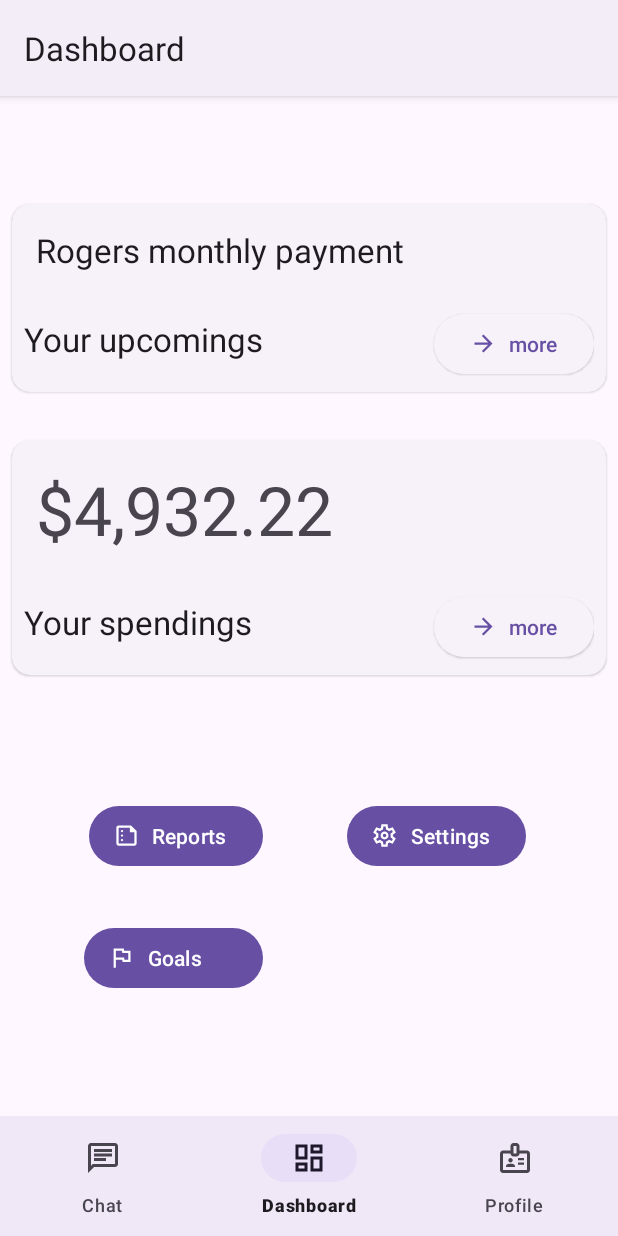
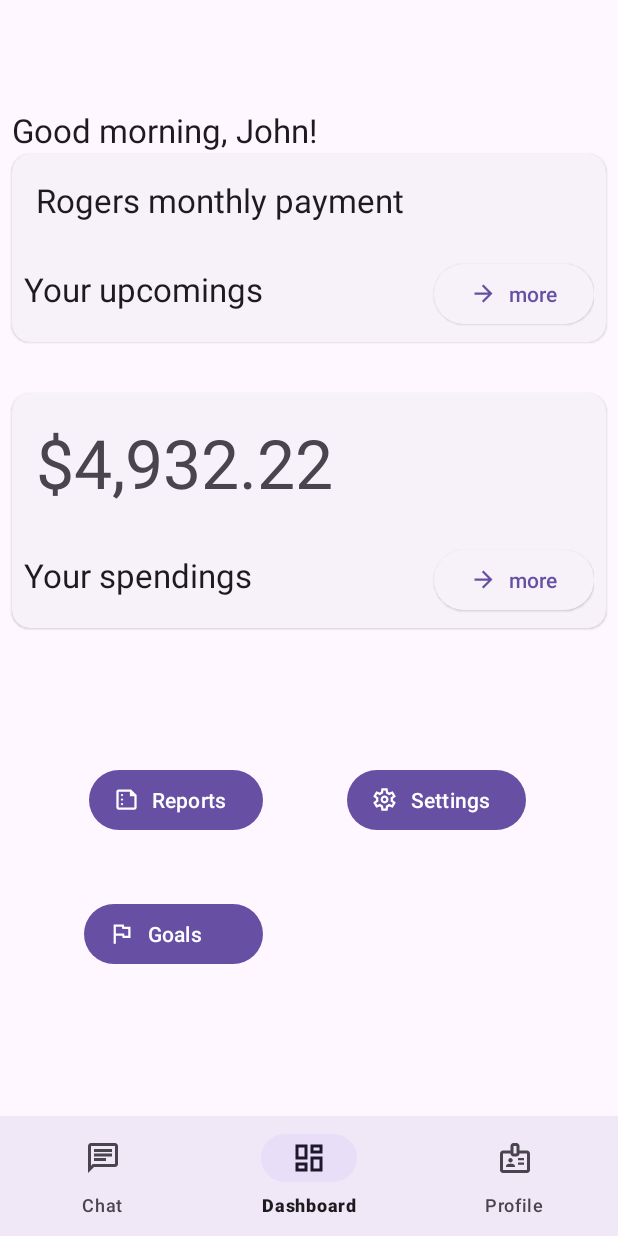
Before and after one commit to CPEN321-Group/accountability-core, an Android app: the HomeScreenActivity screen opened directly, with no data from a screen before it, on a phone screen of 412 x 824 dp. Run offline under Robolectric (Android 15) with nearby library versions, the phone set to English and light mode, and no system bars; our stand-ins replace navigation-ui.

Commit message:
frontend/UI: Remove action bar.

```diff
--- a/android/app/src/main/java/com/cpen321group/accountability/HomeScreenActivity.java
+++ b/android/app/src/main/java/com/cpen321group/accountability/HomeScreenActivity.java
@@ -34,7 +34,8 @@ public class HomeScreenActivity extends AppCompatActivity {
                 R.id.navigation_chat, R.id.navigation_dashboard, R.id.navigation_profile)
                 .build();
         NavController navController = Navigation.findNavController(this, R.id.nav_host_fragment_activity_home_screen);
-        NavigationUI.setupActionBarWithNavController(this, navController, appBarConfiguration);
+        // Uncomment it if action bar is required.
+//        NavigationUI.setupActionBarWithNavController(this, navController, appBarConfiguration);
         NavigationUI.setupWithNavController(binding.navView, navController);
 
         if (MainActivity.is_darkMode) {
--- a/android/app/src/main/res/layout/activity_home_screen.xml
+++ b/android/app/src/main/res/layout/activity_home_screen.xml
@@ -5,7 +5,8 @@
     android:id="@+id/container"
     android:layout_width="match_parent"
     android:layout_height="match_parent"
-    android:paddingTop="?attr/actionBarSize">
+    android:paddingTop="?attr/actionBarSize"
+    >
 
     <com.google.android.material.bottomnavigation.BottomNavigationView
         android:id="@+id/nav_view"
@@ -30,7 +31,7 @@
         app:layout_constraintLeft_toLeftOf="parent"
         app:layout_constraintRight_toRightOf="parent"
         app:layout_constraintTop_toTopOf="parent"
-        app:layout_constraintVertical_bias="1.0"
+        app:layout_constraintVertical_bias="0.0"
         app:navGraph="@navigation/mobile_navigation" />
 
 </androidx.constraintlayout.widget.ConstraintLayout>
--- a/android/app/src/main/res/layout/fragment_dashboard.xml
+++ b/android/app/src/main/res/layout/fragment_dashboard.xml
@@ -5,6 +5,20 @@
     android:layout_width="match_parent"
     android:layout_height="match_parent"
     tools:context=".ui.dashboard.DashboardFragment">
+
+
+    <TextView
+        android:layout_width="wrap_content"
+        android:layout_height="wrap_content"
+        android:text="Good morning, John!"
+        android:textAppearance="?attr/textAppearanceTitleLarge"
+        app:layout_constraintBottom_toBottomOf="parent"
+        app:layout_constraintEnd_toEndOf="parent"
+        app:layout_constraintHorizontal_bias="0.0"
+        android:layout_margin="8dp"
+        app:layout_constraintStart_toStartOf="parent"
+        app:layout_constraintTop_toTopOf="parent"
+        app:layout_constraintVertical_bias="0.0" />
 
     <com.google.android.material.card.MaterialCardView
         android:id="@+id/materialCardView"
@@ -20,7 +34,7 @@
         app:layout_constraintHorizontal_bias="0.495"
         app:layout_constraintStart_toStartOf="parent"
         app:layout_constraintTop_toTopOf="parent"
-        app:layout_constraintVertical_bias="0.00" >
+        app:layout_constraintVertical_bias="0.05" >
 
         <LinearLayout
             android:layout_width="match_parent"
--- a/android/app/src/main/res/values-night/themes.xml
+++ b/android/app/src/main/res/values-night/themes.xml
@@ -1,6 +1,6 @@
 <resources xmlns:tools="http://schemas.android.com/tools">
     <!-- Base application theme. -->
-    <style name="Theme.Accountability" parent="Theme.Material3.DayNight">
+    <style name="Theme.Accountability" parent="Theme.Material3.DayNight.NoActionBar">
 <!--        &lt;!&ndash; Primary brand color. &ndash;&gt;-->
 <!--        <item name="colorPrimary">@color/purple_200</item>-->
 <!--        <item name="colorPrimaryVariant">@color/purple_700</item>-->
--- a/android/app/src/main/res/values/themes.xml
+++ b/android/app/src/main/res/values/themes.xml
@@ -1,6 +1,6 @@
 <resources xmlns:tools="http://schemas.android.com/tools">
     <!-- Base application theme. -->
-    <style name="Theme.Accountability" parent="Theme.Material3.DayNight">
+    <style name="Theme.Accountability" parent="Theme.Material3.DayNight.NoActionBar">
 <!--        &lt;!&ndash; Primary brand color. &ndash;&gt;-->
 <!--        <item name="colorPrimary">@color/purple_500</item>-->
 <!--        <item name="colorPrimaryVariant">@color/purple_700</item>-->
```
